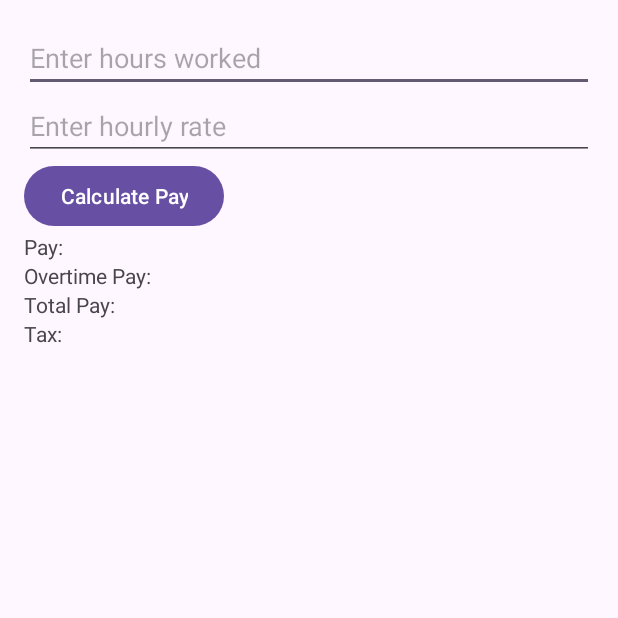
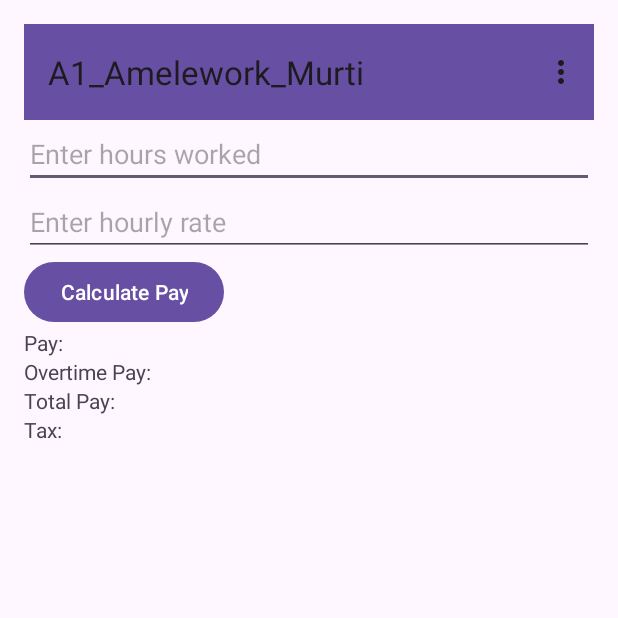
Before and after one commit to AmeleworkMurti/COMP3074-MobAppDev-, an Android app: the screen it shows after launch (MainActivity), on a phone screen of 412 x 824 dp, the top half of it. Run offline under Robolectric (Android 15) with nearby library versions, the phone set to English and light mode, and no system bars.

```diff
--- a/app/src/main/java/com/example/a1_amelework_murti/MainActivity.java
+++ b/app/src/main/java/com/example/a1_amelework_murti/MainActivity.java
@@ -53,6 +53,9 @@ public class MainActivity extends AppCompatActivity {
         super.onCreate(savedInstanceState);
         setContentView(R.layout.activity_main);
 
+        // Setting the Toolbar as ActionBar
+        androidx.appcompat.widget.Toolbar toolbar = findViewById(R.id.toolbar);
+        setSupportActionBar(toolbar);
 
         etHours = findViewById(R.id.etHours);
         etRate = findViewById(R.id.etRate);
--- a/app/src/main/res/layout/activity_main.xml
+++ b/app/src/main/res/layout/activity_main.xml
@@ -4,6 +4,13 @@
     android:layout_height="match_parent"
     android:orientation="vertical"
     android:padding="16dp">
+
+<androidx.appcompat.widget.Toolbar
+    android:id="@+id/toolbar"
+    android:layout_width="match_parent"
+    android:layout_height="?attr/actionBarSize"
+    android:background="?attr/colorPrimary"
+    android:theme="@style/ThemeOverlay.AppCompat.ActionBar"/>
 
    <!--  hours input-->
     <EditText
--- a/app/src/main/res/menu/main_menu.xml
+++ b/app/src/main/res/menu/main_menu.xml
@@ -1,11 +1,12 @@
 <?xml version="1.0" encoding="utf-8"?>
-<menu xmlns:android="http://schemas.android.com/apk/res/android">
+<menu xmlns:android="http://schemas.android.com/apk/res/android"
+    xmlns:app="http://schemas.android.com/apk/res-auto">
 
     <!-- Menu item that opens DetailActivity -->
     <item
         android:id="@+id/action_details"
         android:title="View Payments"
         android:orderInCategory="100"
-        android:showAsAction="never" />
+        app:showAsAction="never" />
 
 </menu>
--- a/app/src/main/res/values/colors.xml
+++ b/app/src/main/res/values/colors.xml
@@ -1,5 +1,5 @@
 <?xml version="1.0" encoding="utf-8"?>
 <resources>
     <color name="black">#FF000000</color>
-    <color name="white">#FFFFFFFF</color>
+    <color name="white">#EDB2B2</color>
 </resources>
```
